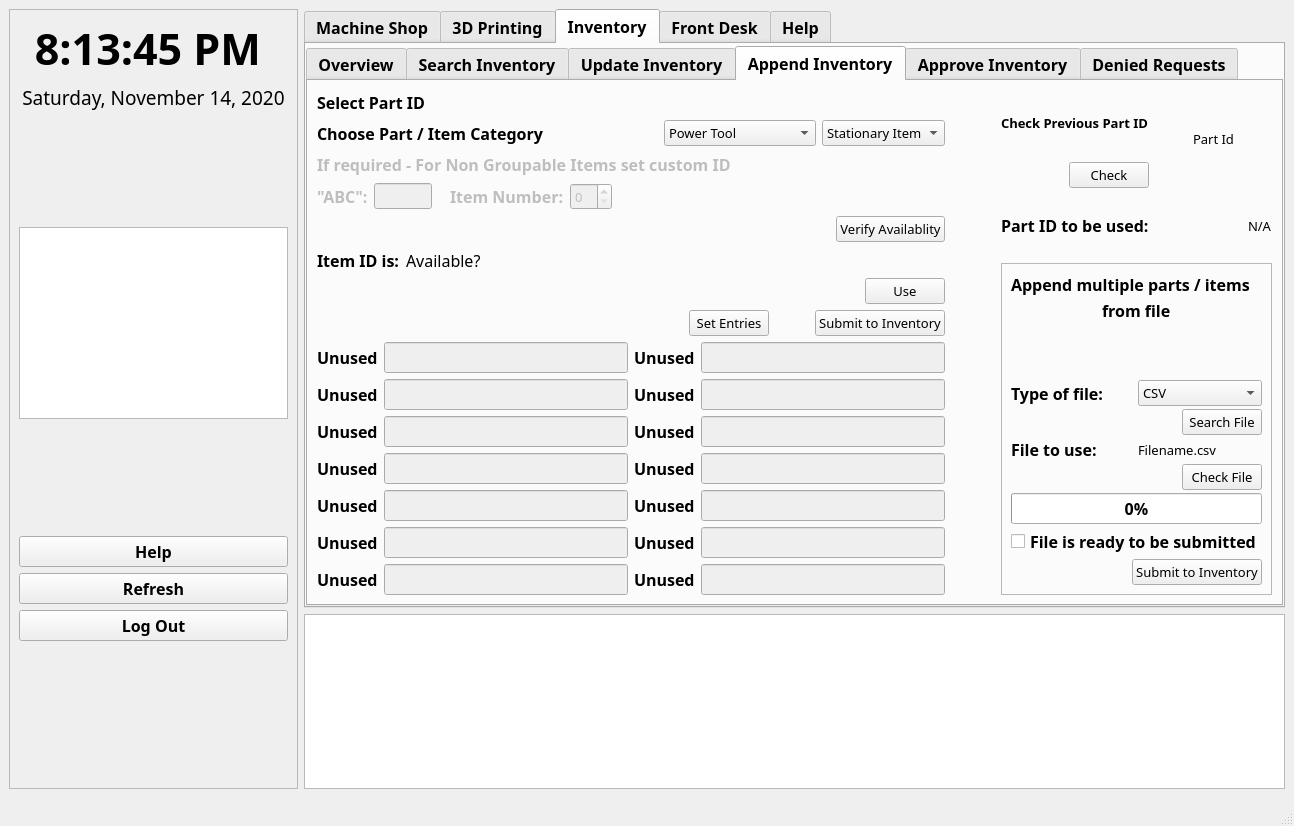
Before: the Qt Designer form ResourceDir/MakerspaceApp.ui in AlbertoSam1/MakerSpaceApp-0.0.1, drawn with Qt 5.
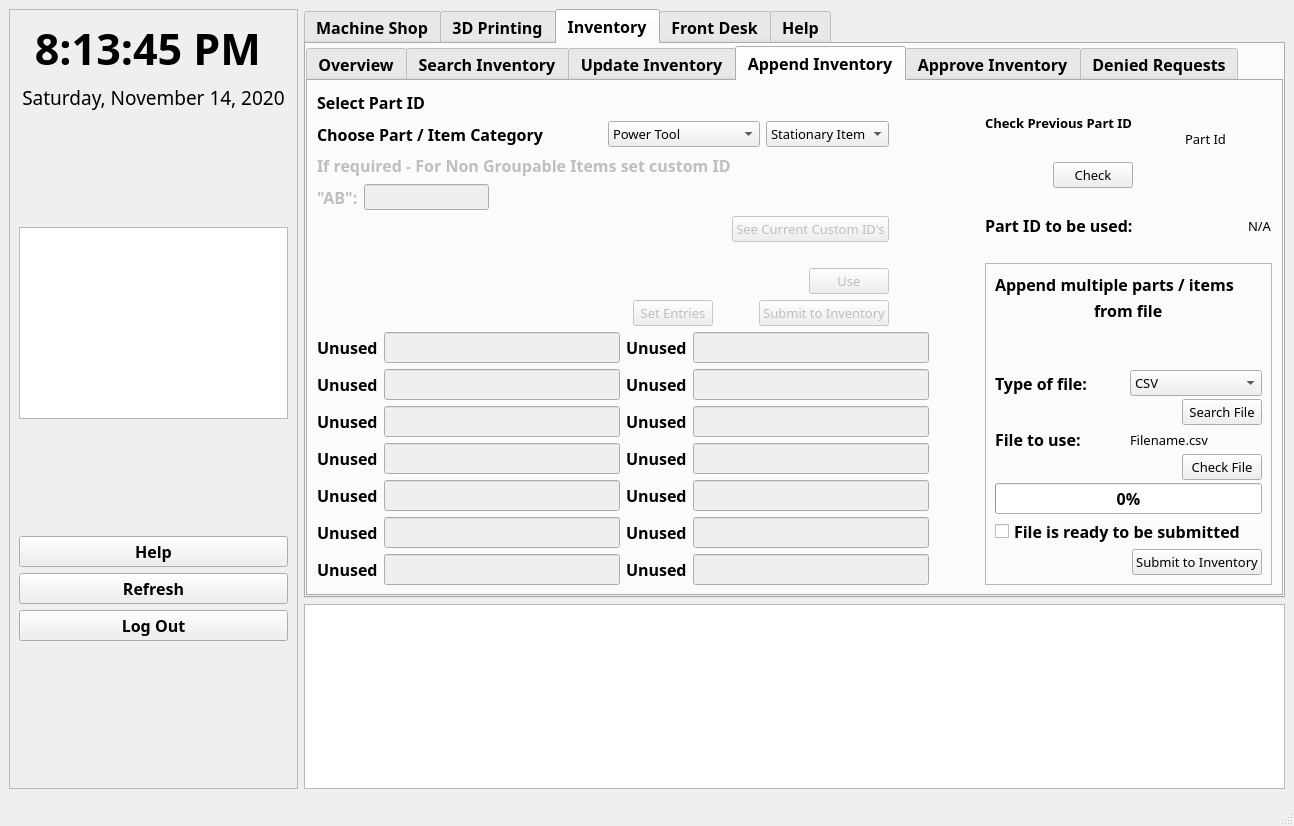
After: the same form once the commit is applied. The open tabs and pages were chosen to show the change. Icons and pictures are not drawn.

What changed in the file:
```diff
--- a/ResourceDir/MakerspaceApp.ui
+++ b/ResourceDir/MakerspaceApp.ui
@@ -3244,7 +3244,7 @@
                              <bool>false</bool>
                             </property>
                             <property name="text">
-                             <string>&quot;ABC&quot;:</string>
+                             <string>&quot;AB&quot;:</string>
                             </property>
                            </widget>
                           </item>
@@ -3261,44 +3261,7 @@
                              </font>
                             </property>
                             <property name="maxLength">
-                             <number>3</number>
-                            </property>
-                           </widget>
-                          </item>
-                          <item>
-                           <spacer name="horizontalSpacer_27">
-                            <property name="orientation">
-                             <enum>Qt::Horizontal</enum>
-                            </property>
-                            <property name="sizeHint" stdset="0">
-                             <size>
-                              <width>80</width>
-                              <height>20</height>
-                             </size>
-                            </property>
-                           </spacer>
-                          </item>
-                          <item>
-                           <widget class="QLabel" name="label_14">
-                            <property name="enabled">
-                             <bool>false</bool>
-                            </property>
-                            <property name="text">
-                             <string>Item Number:</string>
-                            </property>
-                           </widget>
-                          </item>
-                          <item>
-                           <widget class="QSpinBox" name="spinBox">
-                            <property name="enabled">
-                             <bool>false</bool>
-                            </property>
-                            <property name="font">
-                             <font>
-                              <pointsize>10</pointsize>
-                              <weight>50</weight>
-                              <bold>false</bold>
-                             </font>
+                             <number>2</number>
                             </property>
                            </widget>
                           </item>
@@ -3335,7 +3298,7 @@
                           <item>
                            <widget class="QPushButton" name="pushButton_2">
                             <property name="enabled">
-                             <bool>true</bool>
+                             <bool>false</bool>
                             </property>
                             <property name="font">
                              <font>
@@ -3345,7 +3308,7 @@
                              </font>
                             </property>
                             <property name="text">
-                             <string>Verify Availablity</string>
+                             <string>See Current Custom ID's</string>
                             </property>
                            </widget>
                           </item>
@@ -3353,26 +3316,6 @@
                         </item>
                         <item>
                          <layout class="QHBoxLayout" name="horizontalLayout_36">
-                          <item>
-                           <widget class="QLabel" name="label_17">
-                            <property name="text">
-                             <string>Item ID is:</string>
-                            </property>
-                           </widget>
-                          </item>
-                          <item>
-                           <widget class="QLabel" name="label_18">
-                            <property name="font">
-                             <font>
-                              <weight>50</weight>
-                              <bold>false</bold>
-                             </font>
-                            </property>
-                            <property name="text">
-                             <string>Available?</string>
-                            </property>
-                           </widget>
-                          </item>
                           <item>
                            <spacer name="horizontalSpacer_30">
                             <property name="orientation">
@@ -3407,6 +3350,9 @@
                            <layout class="QVBoxLayout" name="verticalLayout_36">
                             <item>
                              <widget class="QPushButton" name="pushButton_4">
+                              <property name="enabled">
+                               <bool>false</bool>
+                              </property>
                               <property name="font">
                                <font>
                                 <pointsize>10</pointsize>
@@ -3440,6 +3386,9 @@
                           </item>
                           <item>
                            <widget class="QPushButton" name="pushButton_3">
+                            <property name="enabled">
+                             <bool>false</bool>
+                            </property>
                             <property name="font">
                              <font>
                               <pointsize>10</pointsize>
@@ -3467,6 +3416,9 @@
                           </item>
                           <item>
                            <widget class="QPushButton" name="pushButton_8">
+                            <property name="enabled">
+                             <bool>false</bool>
+                            </property>
                             <property name="font">
                              <font>
                               <pointsize>10</pointsize>
```
Left out of the diff: 23 changed lines with no effect on the pictures.
